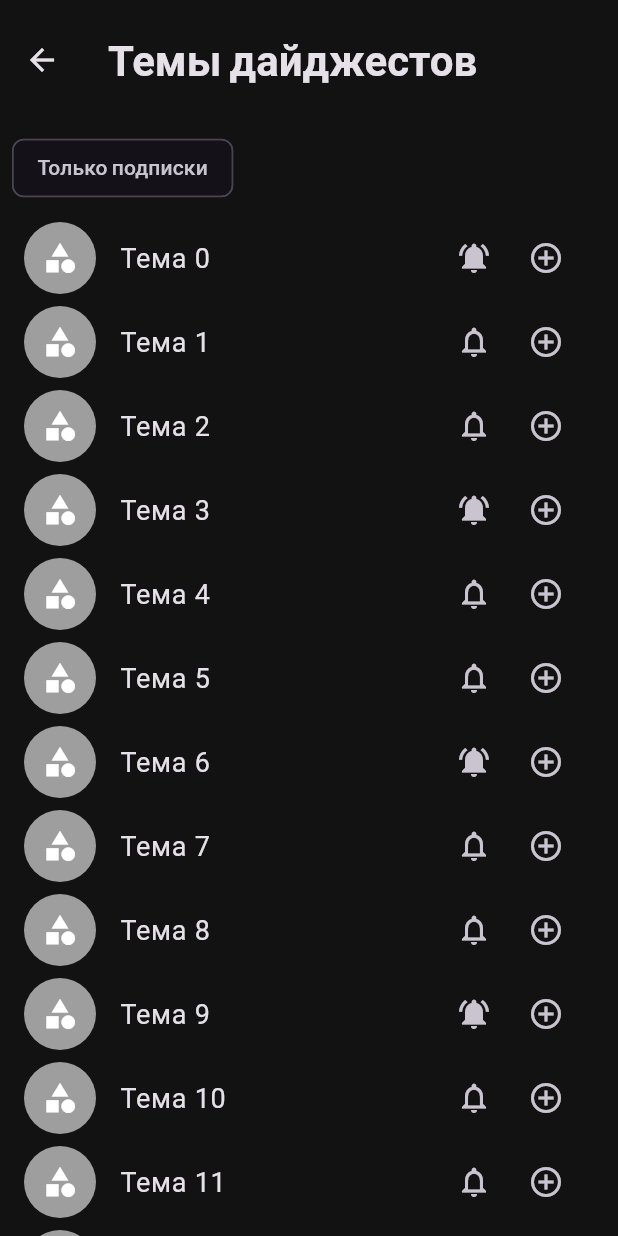
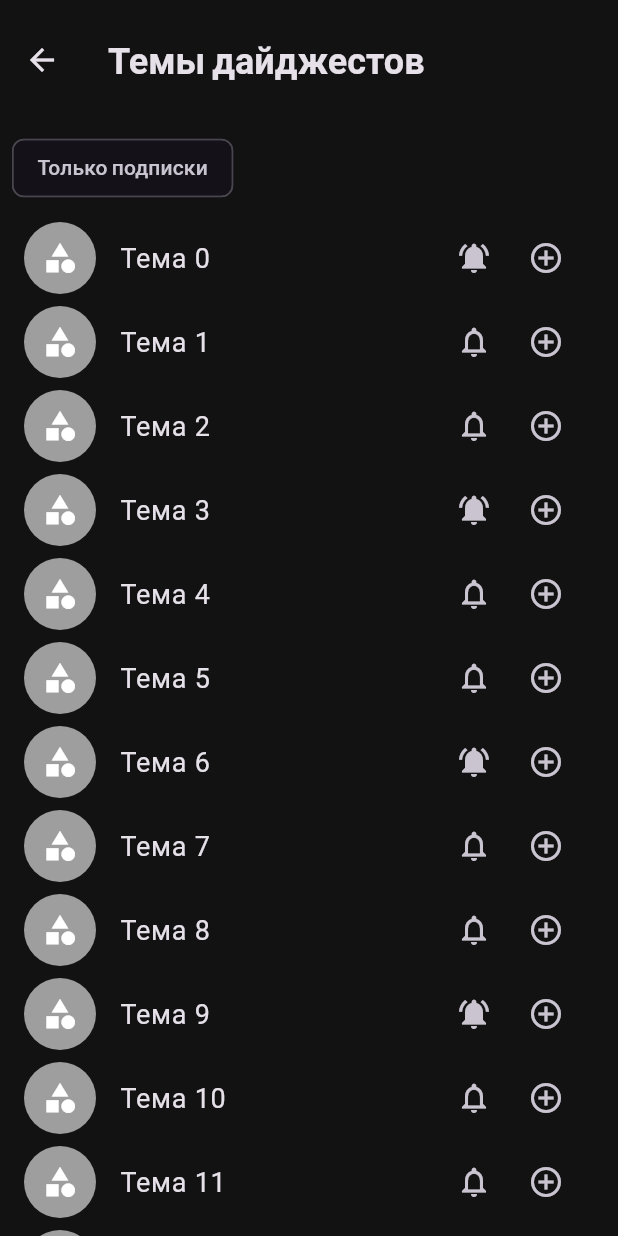
Before and after one commit to KcasTischaWattt/crosswords-mobile-app, a Flutter app: the AllDigestTopicsPage screen opened directly, on a phone screen of 412 x 824 dp. Run offline on Flutter 3.47's test engine with Material 3 defaults, Android fonts, the phone set to English and light mode, and no system bars; our stand-ins replace google_fonts, velocity_x.

Commit message:
Reduce font size of the title in AllDigestTopicsPage and article search page

```diff
--- a/lib/screens/all_digest_topics_page.dart
+++ b/lib/screens/all_digest_topics_page.dart
@@ -27,7 +27,7 @@ class _AllDigestTopicsPageState extends State<AllDigestTopicsPage> {
         elevation: 0,
         title: const Text(
           'Темы дайджестов',
-          style: TextStyle(fontSize: 28, fontWeight: FontWeight.bold),
+          style: TextStyle(fontSize: 24, fontWeight: FontWeight.bold),
         ),
       ),
       body: Column(
--- a/lib/screens/search_page.dart
+++ b/lib/screens/search_page.dart
@@ -83,7 +83,7 @@ class _SearchPageState extends State<SearchPage> {
         elevation: 0,
         title: const Text(
           'Темы дайджестов',
-          style: TextStyle(fontSize: 28, fontWeight: FontWeight.bold),
+          style: TextStyle(fontSize: 24, fontWeight: FontWeight.bold),
         ),
       ),
       body: Padding(
```
